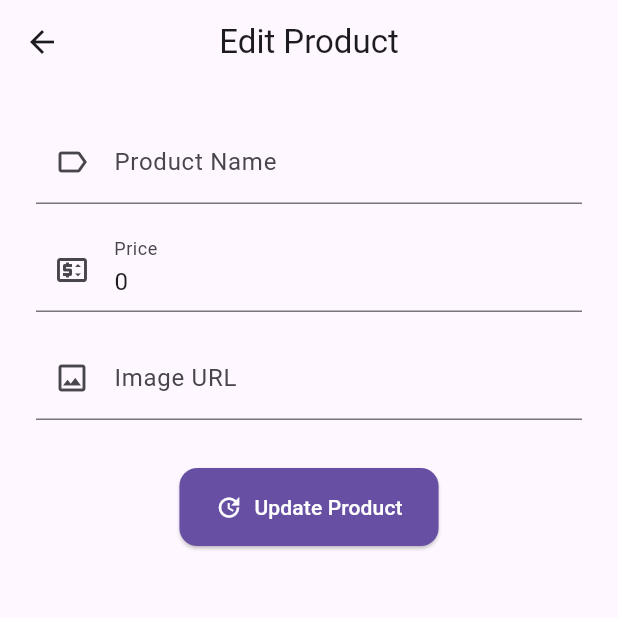
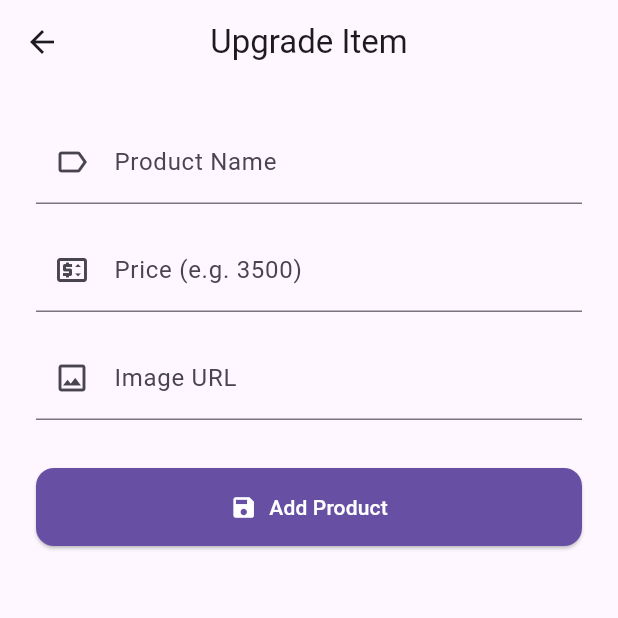
Before and after one commit to samaraEdirisooriya/flutter_node_assignment, a Flutter app: the EditProductPage screen opened directly with empty values, on a phone screen of 412 x 824 dp, the top half of it. Run offline on Flutter 3.47's test engine with Material 3 defaults, Android fonts, the phone set to English and light mode, and no system bars; our stand-ins replace bloc, dio, flutter_bloc, google_fonts, shared_preferences; accounts and stored records are empty.

Commit message:
feat: refactor product management by adding EditProductPage and integrating it into navigation, while enhancing product details with validation and error handling

```diff
--- a/frontend/ecom/lib/main.dart
+++ b/frontend/ecom/lib/main.dart
@@ -1,6 +1,7 @@
 import 'package:ecom/blocks/auth_/auth_bloc.dart';
 import 'package:ecom/repository/auth_repository.dart';
 import 'package:ecom/repository/product_repository';
+import 'package:ecom/screens/add_item.dart';
 import 'package:ecom/screens/auth/login_page.dart';
 import 'package:ecom/screens/test.dart';
 import 'package:flutter/material.dart';
@@ -31,8 +32,10 @@ class MyApp extends StatelessWidget {
               initialRoute: '/',
               routes: {
                 '/': (context) => EcomApp(),
-                '/login': (context) => const LoginPage(),
-                '/home': (context) => Container(),
+  '/login': (context) => const LoginPage(),
+  '/home': (context) => Container(), // Add this
+  '/add': (context) => AddItemPage(),      // Add this
+
               },
             ),
       ),
--- a/frontend/ecom/lib/screens/auth/edit_ProductPage.dart
+++ /dev/null
@@ -1,121 +0,0 @@
-import 'package:ecom/blocks/Product/product_bloc.dart';
-import 'package:ecom/blocks/product/product_bloc.dart';
-import 'package:ecom/models/product_model.dart';
-import 'package:flutter/material.dart';
-import 'package:flutter_bloc/flutter_bloc.dart';
-
-class EditProductPage extends StatefulWidget {
-  final Product product;
-
-  const EditProductPage({super.key, required this.product});
-
-  @override
-  State<EditProductPage> createState() => _EditProductPageState();
-}
-
-class _EditProductPageState extends State<EditProductPage> {
-  final _formKey = GlobalKey<FormState>();
-  late TextEditingController _nameController;
-  late TextEditingController _priceController;
-  late TextEditingController _imageController;
-
-  bool _isSubmitting = false;
-
-  @override
-  void initState() {
-    _nameController = TextEditingController(text: widget.product.name);
-    _priceController = TextEditingController(text: widget.product.price.toString());
-    _imageController = TextEditingController(text: widget.product.image);
-    super.initState();
-  }
-
-  void _submitForm() {
-    if (_formKey.currentState!.validate()) {
-      final updatedProduct = Product(
-        id: widget.product.id,
-        name: _nameController.text.trim(),
-        price: double.parse(_priceController.text.trim()).toInt(),
-        quantity: widget.product.quantity,
-        image: _imageController.text.trim(),
-      );
-
-      setState(() => _isSubmitting = true);
-      context.read<ProductBloc>().add(UpdateProduct(updatedProduct));
-    }
-  }
-
-  @override
-  Widget build(BuildContext context) {
-    final theme = Theme.of(context);
-    return Scaffold(
-      appBar: AppBar(title: const Text("Edit Product"), centerTitle: true),
-      body: BlocListener<ProductBloc, ProductState>(
-        listener: (context, state) {
-          if (state is ProductLoaded && _isSubmitting) {
-            setState(() => _isSubmitting = false);
-            ScaffoldMessenger.of(context).showSnackBar(
-              const SnackBar(content: Text('Product updated successfully!')),
-            );
-            Navigator.pop(context);
-          } else if (state is ProductError && _isSubmitting) {
-            setState(() => _isSubmitting = false);
-            ScaffoldMessenger.of(context).showSnackBar(
-              SnackBar(content: Text('Error: ${state.message}')),
-            );
-          }
-        },
-        child: Padding(
-          padding: const EdgeInsets.all(24),
-          child: Form(
-            key: _formKey,
-            child: Column(
-              children: [
-                TextFormField(
-                  controller: _nameController,
-                  decoration: const InputDecoration(
-                    labelText: 'Product Name',
-                    prefixIcon: Icon(Icons.label_outline),
-                  ),
-                  validator: (v) => v == null || v.isEmpty ? 'Enter product name' : null,
-                ),
-                const SizedBox(height: 16),
-                TextFormField(
-                  controller: _priceController,
-                  keyboardType: TextInputType.number,
-                  decoration: const InputDecoration(
-                    labelText: 'Price',
-                    prefixIcon: Icon(Icons.price_change_outlined),
-                  ),
-                  validator: (v) => v == null || v.isEmpty ? 'Enter price' : null,
-                ),
-                const SizedBox(height: 16),
-                TextFormField(
-                  controller: _imageController,
-                  decoration: const InputDecoration(
-                    labelText: 'Image URL',
-                    prefixIcon: Icon(Icons.image_outlined),
-                  ),
-                  validator: (v) => v == null || v.isEmpty ? 'Enter image URL' : null,
-                ),
-                const SizedBox(height: 32),
-                ElevatedButton.icon(
-                  onPressed: _isSubmitting ? null : _submitForm,
-                  icon: const Icon(Icons.update),
-                  label: Text(_isSubmitting ? 'Updating...' : 'Update Product'),
-                  style: ElevatedButton.styleFrom(
-                    backgroundColor: theme.colorScheme.primary,
-                    foregroundColor: Colors.white,
-                    padding: const EdgeInsets.symmetric(horizontal: 24, vertical: 16),
-                    shape: RoundedRectangleBorder(
-                      borderRadius: BorderRadius.circular(12),
-                    ),
-                  ),
-                )
-              ],
-            ),
-          ),
-        ),
-      ),
-    );
-  }
-}
--- /dev/null
+++ b/frontend/ecom/lib/screens/edit_ProductPage.dart
@@ -0,0 +1,172 @@
+import 'package:ecom/blocks/product/product_bloc.dart';
+import 'package:ecom/models/product_model.dart';
+import 'package:flutter/material.dart';
+import 'package:flutter_bloc/flutter_bloc.dart';
+
+class EditProductPage extends StatefulWidget {
+  const EditProductPage({
+    super.key,
+    required this.title,
+    required this.imageUrl,
+    required this.price,
+    required this.id,
+  });
+
+  final String title;
+  final String imageUrl;
+  final String price;
+  final int id;
+
+  @override
+  State<EditProductPage> createState() => _EditProductPageState();
+}
+
+class _EditProductPageState extends State<EditProductPage> {
+    final _formKey = GlobalKey<FormState>();
+  final _nameController = TextEditingController();
+  final _priceController = TextEditingController();
+  final _imageUrlController = TextEditingController();
+   bool _isSubmitting = false;
+   void _submitForm() {
+  if (_formKey.currentState!.validate()) {
+    final name = _nameController.text.trim();
+    final priceText = _priceController.text.trim();
+    final image = _imageUrlController.text.trim();
+
+    double? price = double.tryParse(priceText);
+    if (price == null) {
+      ScaffoldMessenger.of(context).showSnackBar(
+        const SnackBar(content: Text('Please enter a valid price')),
+      );
+      return;
+    }
+
+    final updatedProduct = Product(
+      id: widget.id, // Use existing product id for update
+      name: name,
+      quantity: 1,
+      price: price.toInt(),// Keep existing quantity or modify if needed
+      image: image,
+    );
+
+    setState(() => _isSubmitting = true);
+
+    // Dispatch update product event instead of add
+    context.read<ProductBloc>().add(UpdateProduct(updatedProduct));
+  }
+}
+ @override
+  void dispose() {
+    _nameController.dispose();
+    _priceController.dispose();
+    _imageUrlController.dispose();
+    super.dispose();
+  }
+  @override
+  Widget build(BuildContext context) {
+        final theme = Theme.of(context);
+    return Scaffold(
+      appBar: AppBar(title: const Text("Upgrade Item"), centerTitle: true),
+      resizeToAvoidBottomInset: true, // Ensures keyboard pushes content up
+      body: BlocListener<ProductBloc, ProductState>(
+        listener: (context, state) {
+          if (state is ProductError && _isSubmitting) {
+            setState(() => _isSubmitting = false);
+            ScaffoldMessenger.of(
+              context,
+            ).showSnackBar(SnackBar(content: Text('Error: ${state.message}')));
+          }
+          if (state is ProductLoaded && _isSubmitting) {
+            setState(() => _isSubmitting = false);
+            ScaffoldMessenger.of(context).showSnackBar(
+              const SnackBar(content: Text('Product added successfully!')),
+            );
+            Navigator.pop(context); // Go back to product list
+          }
+        },
+        child: SingleChildScrollView(
+          // <-- Wraps the form
+          padding: const EdgeInsets.all(24).add(
+            EdgeInsets.only(bottom: MediaQuery.of(context).viewInsets.bottom),
+          ), // Adds padding for keyboard
+          child: Form(
+            key: _formKey,
+            child: Column(
+              children: [
+                TextFormField(
+                  controller: _nameController,
+                  decoration: const InputDecoration(
+                    labelText: 'Product Name',
+                    prefixIcon: Icon(Icons.label_outline),
+                  ),
+                  validator:
+                      (value) =>
+                          value == null || value.isEmpty
+                              ? 'Enter product name'
+                              : null,
+                ),
+                const SizedBox(height: 16),
+                TextFormField(
+                  controller: _priceController,
+                  keyboardType: TextInputType.number,
+                  decoration: const InputDecoration(
+                    labelText: 'Price (e.g. 3500)',
+                    prefixIcon: Icon(Icons.price_change_outlined),
+                  ),
+                  validator:
+                      (value) =>
+                          value == null || value.isEmpty
+                              ? 'Enter product price'
+                              : null,
+                ),
+                const SizedBox(height: 16),
+                TextFormField(
+                  controller: _imageUrlController,
+                  decoration: const InputDecoration(
+                    labelText: 'Image URL',
+                    prefixIcon: Icon(Icons.image_outlined),
+                  ),
+                  validator:
+                      (value) =>
+                          value == null || value.isEmpty
+                              ? 'Enter image URL'
+                              : null,
+                ),
+                const SizedBox(height: 32),
+                SizedBox(
+                  width: double.infinity,
+                  child: ElevatedButton.icon(
+                    onPressed: _isSubmitting ? null : _submitForm,
+                    icon:
+                        _isSubmitting
+                            ? const SizedBox(
+                              height: 16,
+                              width: 16,
+                              child: CircularProgressIndicator(
+                                strokeWidth: 2,
+                                color: Colors.white,
+                              ),
+                            )
+                            : const Icon(Icons.save),
+                    label: Text(_isSubmitting ? "Adding..." : "Add Product"),
+                    style: ElevatedButton.styleFrom(
+                      backgroundColor: theme.colorScheme.primary,
+                      foregroundColor: Colors.white,
+                      padding: const EdgeInsets.symmetric(
+                        horizontal: 24,
+                        vertical: 16,
+                      ),
+                      shape: RoundedRectangleBorder(
+                        borderRadius: BorderRadius.circular(12),
+                      ),
+                    ),
+                  ),
+                ),
+              ],
+            ),
+          ),
+        ),
+      ),
+    );
+  }
+}
--- a/frontend/ecom/lib/screens/productList_page.dart
+++ b/frontend/ecom/lib/screens/productList_page.dart
@@ -80,6 +80,7 @@ class ProductListPage extends StatelessWidget {
                                         name: product.name,
                                         price: product.price.toString(),
                                         image: product.image,
+                                        id: product.id,
                                       ),
                                 ),
                               );
@@ -88,10 +89,14 @@ class ProductListPage extends StatelessWidget {
                               title: product.name,
                               price: product.price.toString(),
                               imageUrl: product.image,
+                              id: product.id,
                               onDelete: () {
                                 context.read<ProductBloc>().add(
                                   DeleteProduct(product.id),
                                 );
+                              },
+                              onUpgade: () {
+
                               },
                             ),
                           );
```
Also changed, not shown: frontend/ecom/lib/screens/product.dart (+20 -5 lines), frontend/ecom/lib/widgets/product_card.dart (+30 -5 lines).
